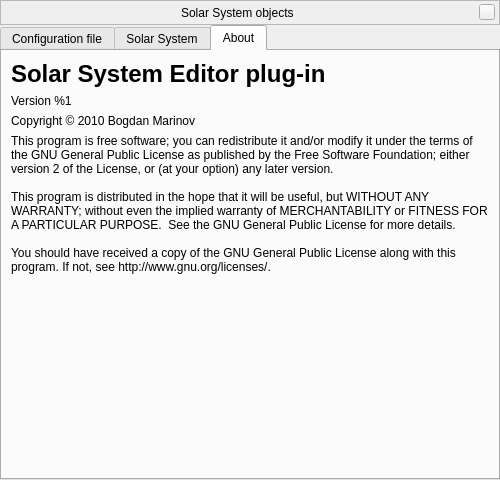
Above: plugins/SolarSystemEditor/src/gui/solarSystemManagerWindow.ui from 519984307/stellarium_src before the change. Below: the same form after it.
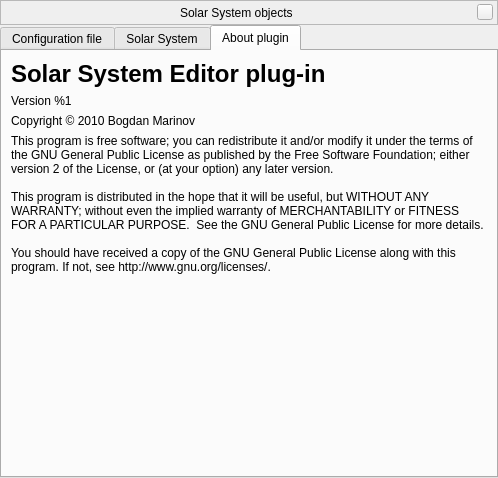
That is the form after the change. The open tabs and pages were chosen to show the change. Custom widgets are drawn as their Qt base class.

Commit message: improve string for translation: About -> About plugin

The edit to the form file:
```diff
--- a/plugins/SolarSystemEditor/src/gui/solarSystemManagerWindow.ui
+++ b/plugins/SolarSystemEditor/src/gui/solarSystemManagerWindow.ui
@@ -6,8 +6,8 @@
    <rect>
     <x>0</x>
     <y>0</y>
-    <width>500</width>
-    <height>480</height>
+    <width>498</width>
+    <height>478</height>
    </rect>
   </property>
   <layout class="QVBoxLayout" name="verticalLayout">
@@ -306,7 +306,7 @@
      </widget>
      <widget class="QWidget" name="tabAbout">
       <attribute name="title">
-       <string>About</string>
+       <string>About plugin</string>
       </attribute>
       <layout class="QVBoxLayout" name="verticalLayout_4">
        <item>
```
Left out of the diff: 2 changed lines with no effect on the pictures. The commit also changes 8 other files.
